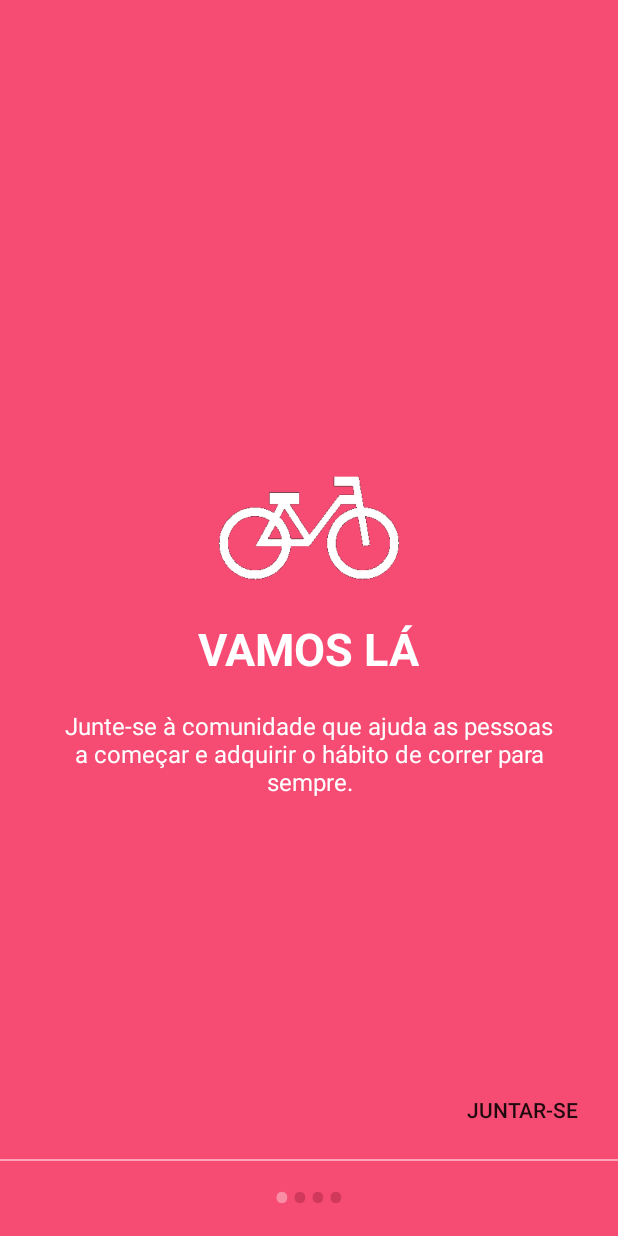
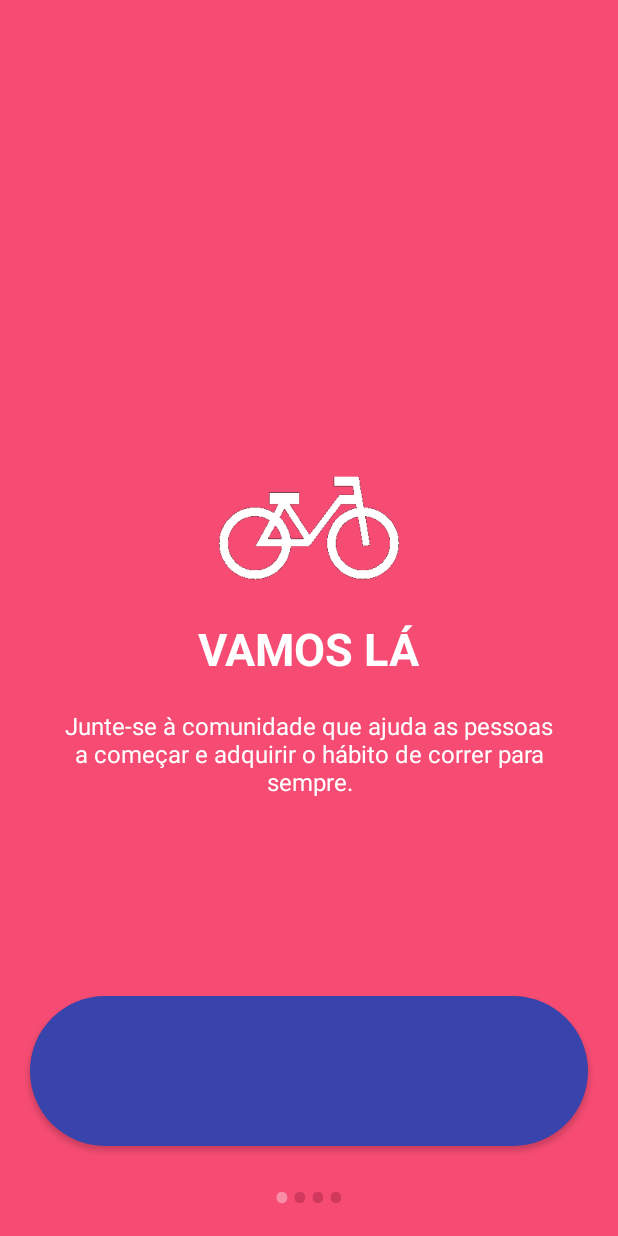
Before and after one commit to RunFasting/Projeto, an Android app: the screen it shows after launch (WelcomeActivity), on a phone screen of 412 x 824 dp. Run offline under Robolectric (Android 15) with nearby library versions, the phone set to English and light mode, and no system bars; libraries missing offline, so code that uses them is left out: com.facebook, com.facebook.login; plain views replace LoginButton; 2 statements that could not run were skipped.

Commit message:
Commit 1
1

```diff
--- a/app/src/main/java/dominando/android/runfastapp/welcome/WelcomeActivity.java
+++ b/app/src/main/java/dominando/android/runfastapp/welcome/WelcomeActivity.java
@@ -1,37 +1,58 @@
 package dominando.android.runfastapp.welcome;
 
+import android.content.pm.PackageInfo;
+import android.content.pm.PackageManager;
+import android.content.pm.Signature;
 import android.support.v4.view.ViewPager;
 import android.support.v7.app.AppCompatActivity;
 import android.os.Bundle;
 import android.text.Html;
+import android.util.Base64;
+import android.util.Log;
 import android.widget.LinearLayout;
 import android.widget.TextView;
+
+import com.facebook.CallbackManager;
+import com.facebook.FacebookCallback;
+import com.facebook.FacebookException;
+import com.facebook.FacebookSdk;
+import com.facebook.login.LoginResult;
+import com.facebook.login.widget.LoginButton;
+
+import java.security.MessageDigest;
+import java.security.NoSuchAlgorithmException;
 
 import dominando.android.runfastapp.R;
 import dominando.android.runfastapp.config.PrefManager;
 
 public class WelcomeActivity extends AppCompatActivity {
     private ViewPager viewPager;
-    private PrefManager prefManager;
+    //private PrefManager prefManager;
     private LinearLayout dotsLayout;
     private int[] layouts;
     private TextView[] pontos;
     private MyViewPagerAdapter myViewPagerAdapter;
-
+    private LoginButton loginButton;
 
     @Override
     protected void onCreate(Bundle savedInstanceState) {
         super.onCreate(savedInstanceState);
 
-        prefManager = new PrefManager(this);
+        //prefManager = new PrefManager(this);
         /*if (!prefManager.isFirstTime()) {
             ChamaTelaPrincipal();
         } */
+
+        //printKeyHash();
 
         setContentView(R.layout.activity_welcome);
 
         viewPager = (ViewPager) findViewById(R.id.view_pager);
         dotsLayout = (LinearLayout) findViewById(R.id.layoutPontos);
+        loginButton = (LoginButton) findViewById(R.id.loginButton);
+
+        loginButton.setReadPermissions();
+
 
         layouts = new int[]{R.layout.welcome_slider1,
                 R.layout.welcome_slider2,
@@ -72,6 +93,24 @@ public class WelcomeActivity extends AppCompatActivity {
         prefManager.setFirstTime(false);
         startActivity(new Intent(WelcomeActivity.this, MainActivity.class));
         finish();
+    }
+
+    private void printKeyHash() {
+        try {
+
+            PackageInfo info = getPackageManager().getPackageInfo("dominando.android.runfastapp", PackageManager.GET_SIGNATURES);
+
+            for (Signature signature: info.signatures){
+                MessageDigest md = MessageDigest.getInstance("SHA");
+                md.update(signature.toByteArray());
+                Log.d("keyHash", Base64.encodeToString(md.digest(),Base64.DEFAULT));
+            }
+
+        } catch (PackageManager.NameNotFoundException e) {
+            e.printStackTrace();
+        } catch (NoSuchAlgorithmException e) {
+            e.printStackTrace();
+        }
     } */
 
     private void addBottomDots(int currentPage) {
--- a/app/src/main/res/drawable/bordas.xml
+++ b/app/src/main/res/drawable/bordas.xml
@@ -1,10 +1,19 @@
-<shape xmlns:android="http://schemas.android.com/apk/res/android"    android:padding="10dp"
-    android:shape="rectangle" >
-
+<?xml version="1.0" encoding="utf-8"?>
+<shape xmlns:android="http://schemas.android.com/apk/res/android" android:shape="rectangle" >
     <corners
-    android:bottomLeftRadius="10dp"
-    android:bottomRightRadius="10dp"
-    android:topLeftRadius="10dp"
-    android:topRightRadius="10dp" />
-
+        android:radius="50dp"
+        />
+    <solid
+        android:color="#3844AB"
+        />
+    <padding
+        android:left="0dp"
+        android:top="0dp"
+        android:right="0dp"
+        android:bottom="0dp"
+        />
+    <size
+        android:width="270dp"
+        android:height="60dp"
+        />
 </shape>
--- a/app/src/main/res/layout/activity_welcome.xml
+++ b/app/src/main/res/layout/activity_welcome.xml
@@ -21,22 +21,16 @@
         android:gravity="center"
         android:orientation="horizontal"/>
 
-    <View
-        android:layout_width="match_parent"
-        android:layout_height="1dp"
-        android:alpha=".5"
-        android:layout_above="@id/layoutPontos"
-        android:background="@android:color/white" />
 
     <com.facebook.login.widget.LoginButton
         android:id="@+id/loginButton"
-        android:layout_width="wrap_content"
-        android:layout_height="wrap_content"
+        android:layout_width="match_parent"
+        android:layout_height="100dp"
         android:layout_alignParentBottom="true"
         android:layout_alignParentRight="true"
         android:layout_marginBottom="60dp"
         android:layout_marginRight="20dp"
-        android:text="JUNTAR-SE"
+        android:layout_marginLeft="20dp"
         android:background="@drawable/bordas" />
 
 </RelativeLayout>
```
